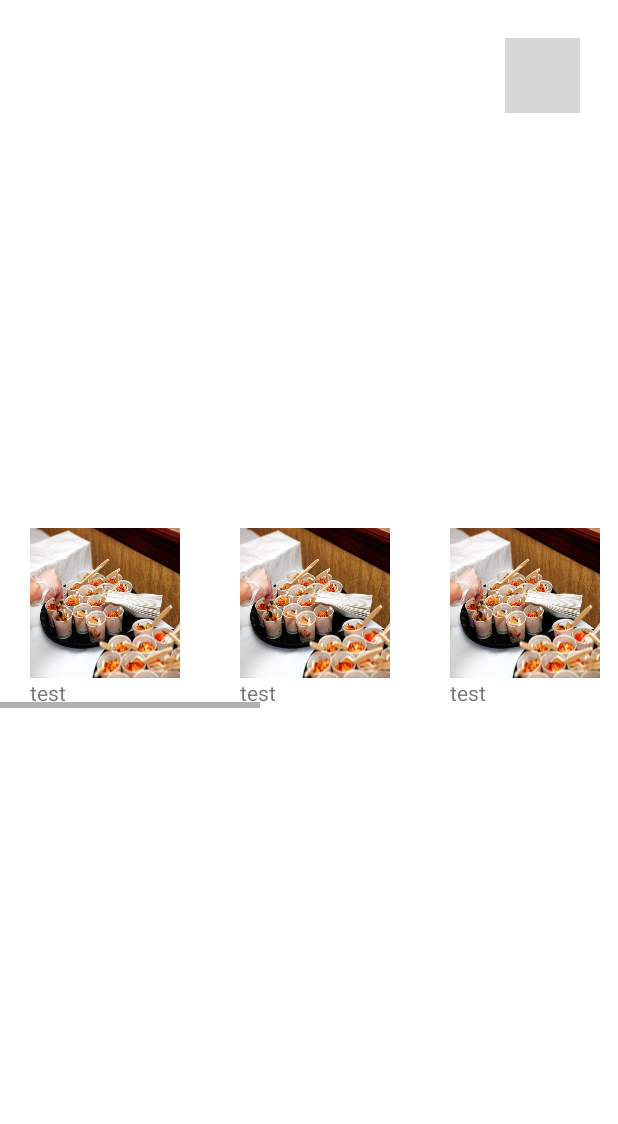
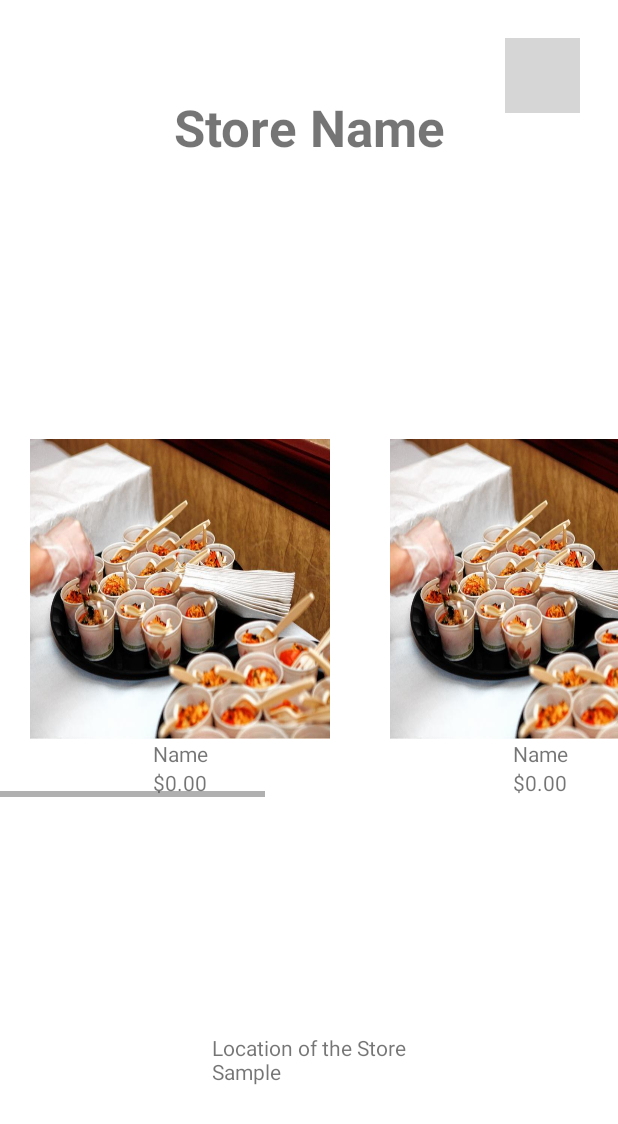
Before and after one commit to LunarECL/QuickBasket, an Android app: the layout activity_store_detail_customer_page.xml on its own in the app's theme, with its tools: preview values and no code run, on a phone screen of 412 x 824 dp. Shown: the top 1124 px of the screen. Run offline under Robolectric (Android 15) with nearby library versions, the phone set to English and light mode, and no system bars; grey boxes are pictures that could not be loaded.

Commit message:
Add Location of the store, Store name to StoreDetailCustomerPage, and add StoreName, Quantity, Price, AddtoCart to ProductDetailCustomerPage

```diff
--- a/app/src/main/res/layout/activity_store_detail_customer_page.xml
+++ b/app/src/main/res/layout/activity_store_detail_customer_page.xml
@@ -5,6 +5,19 @@
     android:layout_width="match_parent"
     android:layout_height="match_parent"
     tools:context=".StoreDetailCustomerPage">
+
+    <TextView
+        android:id="@+id/textView12"
+        android:layout_width="297dp"
+        android:layout_height="70dp"
+        android:layout_marginTop="50dp"
+        android:gravity="center"
+        android:text="@string/store_name_text"
+        android:textSize="34sp"
+        android:textStyle="bold"
+        app:layout_constraintEnd_toEndOf="parent"
+        app:layout_constraintStart_toStartOf="parent"
+        app:layout_constraintTop_toTopOf="parent" />
 
     <HorizontalScrollView
         android:layout_width="wrap_content"
@@ -30,17 +43,22 @@
                 android:orientation="vertical">
 
                 <ImageView
-                    android:layout_width="100dp"
-                    android:layout_height="100dp"
+                    android:layout_width="200dp"
+                    android:layout_height="200dp"
                     android:scaleType="fitXY"
                     android:src="@drawable/sample_food" />
 
                 <TextView
-                    android:layout_width="100dp"
-                    android:layout_height="20dp"
-                    android:text="test" />
+                    android:layout_width="match_parent"
+                    android:layout_height="match_parent"
+                    android:gravity="center"
+                    android:text="Name" />
+                <TextView
+                    android:layout_width="match_parent"
+                    android:layout_height="match_parent"
+                    android:gravity="center"
+                    android:text="$0.00" />
             </LinearLayout>
-
             <LinearLayout
                 android:layout_width="wrap_content"
                 android:layout_height="wrap_content"
@@ -49,17 +67,22 @@
                 android:orientation="vertical">
 
                 <ImageView
-                    android:layout_width="100dp"
-                    android:layout_height="100dp"
+                    android:layout_width="200dp"
+                    android:layout_height="200dp"
                     android:scaleType="fitXY"
                     android:src="@drawable/sample_food" />
 
                 <TextView
-                    android:layout_width="100dp"
-                    android:layout_height="20dp"
-                    android:text="test" />
+                    android:layout_width="match_parent"
+                    android:layout_height="match_parent"
+                    android:gravity="center"
+                    android:text="Name" />
+                <TextView
+                    android:layout_width="match_parent"
+                    android:layout_height="match_parent"
+                    android:gravity="center"
+                    android:text="$0.00" />
             </LinearLayout>
-
             <LinearLayout
                 android:layout_width="wrap_content"
                 android:layout_height="wrap_content"
@@ -68,17 +91,22 @@
                 android:orientation="vertical">
 
                 <ImageView
-                    android:layout_width="100dp"
-                    android:layout_height="100dp"
+                    android:layout_width="200dp"
+                    android:layout_height="200dp"
                     android:scaleType="fitXY"
                     android:src="@drawable/sample_food" />
 
                 <TextView
-                    android:layout_width="100dp"
-                    android:layout_height="20dp"
-                    android:text="test" />
+                    android:layout_width="match_parent"
+                    android:layout_height="match_parent"
+                    android:gravity="center"
+                    android:text="Name" />
+                <TextView
+                    android:layout_width="match_parent"
+                    android:layout_height="match_parent"
+                    android:gravity="center"
+                    android:text="$0.00" />
             </LinearLayout>
-
             <LinearLayout
                 android:layout_width="wrap_content"
                 android:layout_height="wrap_content"
@@ -87,75 +115,26 @@
                 android:orientation="vertical">
 
                 <ImageView
-                    android:layout_width="100dp"
-                    android:layout_height="100dp"
+                    android:layout_width="200dp"
+                    android:layout_height="200dp"
                     android:scaleType="fitXY"
                     android:src="@drawable/sample_food" />
 
                 <TextView
-                    android:layout_width="100dp"
-                    android:layout_height="20dp"
-                    android:text="test" />
-            </LinearLayout>
-
-            <LinearLayout
-                android:layout_width="wrap_content"
-                android:layout_height="wrap_content"
-                android:layout_marginLeft="20dp"
-                android:layout_marginRight="20dp"
-                android:orientation="vertical">
-
-                <ImageView
-                    android:layout_width="100dp"
-                    android:layout_height="100dp"
-                    android:scaleType="fitXY"
-                    android:src="@drawable/sample_food" />
-
+                    android:layout_width="match_parent"
+                    android:layout_height="match_parent"
+                    android:gravity="center"
+                    android:text="Name" />
                 <TextView
-                    android:layout_width="100dp"
-                    android:layout_height="20dp"
-                    android:text="test" />
-            </LinearLayout>
-
-            <LinearLayout
-                android:layout_width="wrap_content"
-                android:layout_height="wrap_content"
-                android:layout_marginLeft="20dp"
-                android:layout_marginRight="20dp"
-                android:orientation="vertical">
-
-                <ImageView
-                    android:layout_width="100dp"
-                    android:layout_height="100dp"
-                    android:scaleType="fitXY"
-                    android:src="@drawable/sample_food" />
-
-                <TextView
-                    android:layout_width="100dp"
-                    android:layout_height="20dp"
-                    android:text="test" />
-            </LinearLayout>
-
-            <LinearLayout
-                android:layout_width="wrap_content"
-                android:layout_height="wrap_content"
-                android:layout_marginLeft="20dp"
-                android:layout_marginRight="20dp"
-                android:orientation="vertical">
-
-                <ImageView
-                    android:layout_width="100dp"
-                    android:layout_height="100dp"
-                    android:scaleType="fitXY"
-                    android:src="@drawable/sample_food" />
-
-                <TextView
-                    android:layout_width="100dp"
-                    android:layout_height="20dp"
-                    android:text="test" />
+                    android:layout_width="match_parent"
+                    android:layout_height="match_parent"
+                    android:gravity="center"
+                    android:text="$0.00" />
             </LinearLayout>
         </LinearLayout>
     </HorizontalScrollView>
+
+
 
     <ImageButton
         android:id="@+id/Cart_Button"
@@ -168,4 +147,14 @@
         app:layout_constraintTop_toTopOf="parent"
         tools:ignore="MissingConstraints"
         tools:srcCompat="@tools:sample/avatars" />
+
+    <TextView
+        android:id="@+id/textView13"
+        android:layout_width="wrap_content"
+        android:layout_height="wrap_content"
+        android:layout_marginBottom="100dp"
+        android:text="Location of the Store\nSample"
+        app:layout_constraintBottom_toBottomOf="parent"
+        app:layout_constraintEnd_toEndOf="parent"
+        app:layout_constraintStart_toStartOf="parent" />
 </androidx.constraintlayout.widget.ConstraintLayout>
```
Also changed, not shown: app/src/main/res/layout/activity_product_detail_customer_page.xml (+71 -4 lines).
